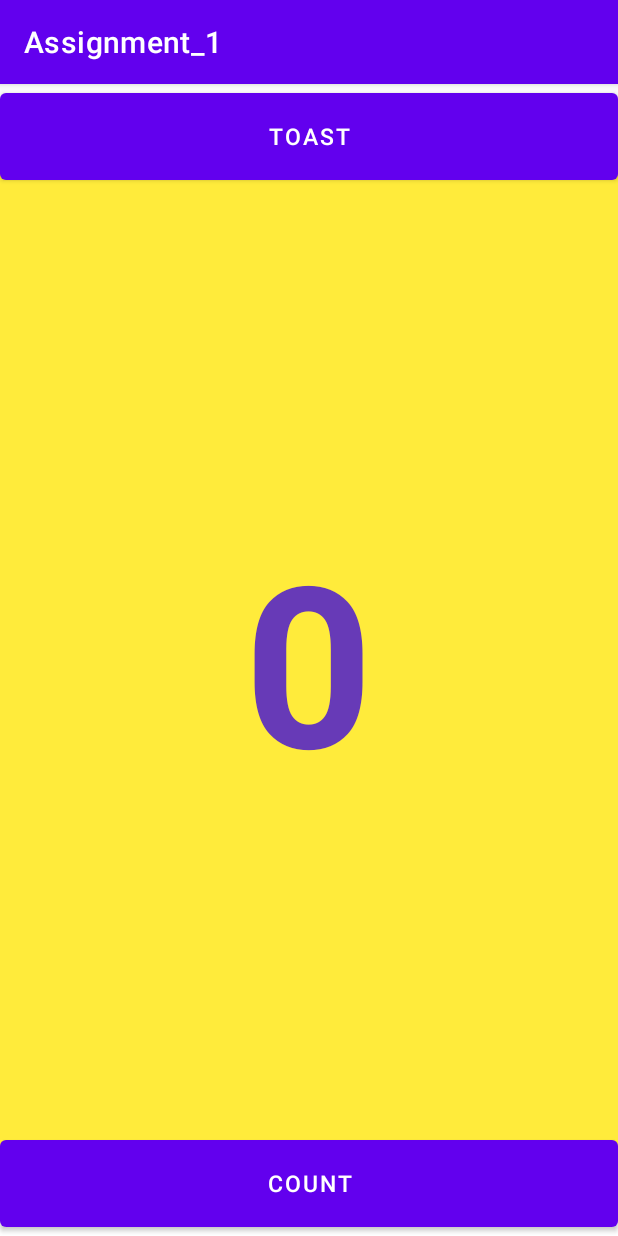
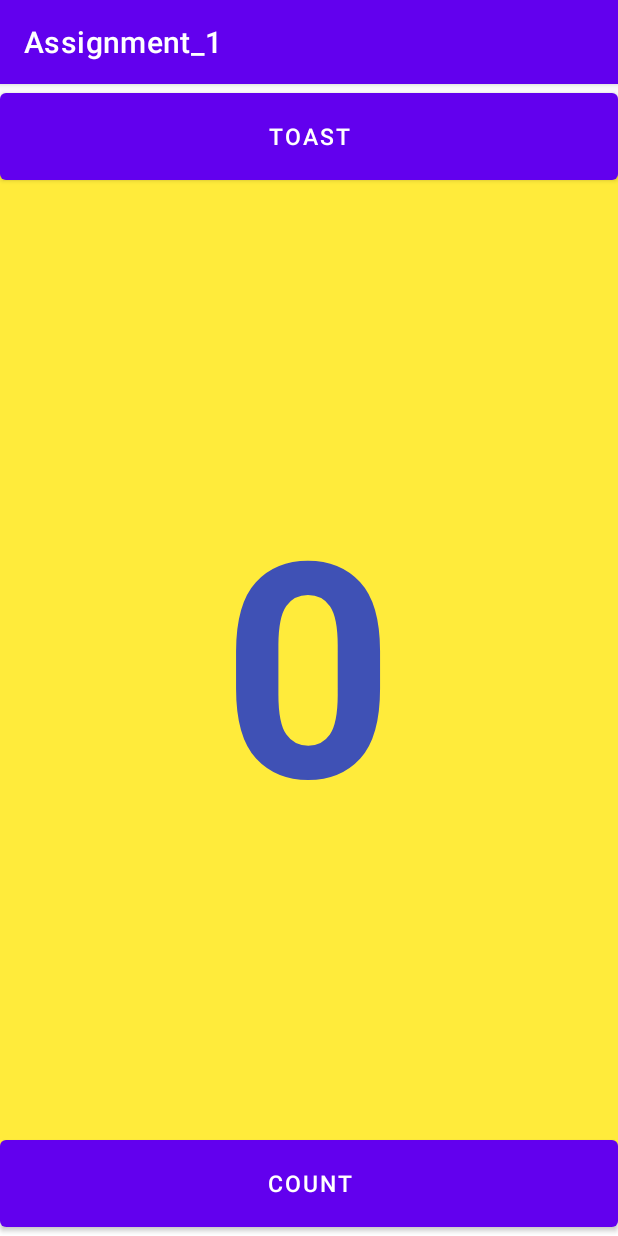
Before and after one commit to imran-24/Android_Assignments, an Android app: the screen it shows after launch (MainActivity), after a tap on "TOAST", on a phone screen of 412 x 824 dp. Run offline under Robolectric (Android 15) with nearby library versions, the phone set to English and light mode, and no system bars.

```diff
--- a/app/src/main/java/com/example/assignment_1/MainActivity.java
+++ b/app/src/main/java/com/example/assignment_1/MainActivity.java
@@ -27,7 +27,7 @@ public class MainActivity extends AppCompatActivity {
         button1.setOnClickListener(new View.OnClickListener() {
             @Override
             public void onClick(View view) {
-                Toast.makeText(MainActivity.this, "Press Count", Toast.LENGTH_SHORT).show();
+                Toast.makeText(MainActivity.this, "Hello Toast!", Toast.LENGTH_SHORT).show();
             }
         });
 
--- a/app/src/main/res/layout/activity_main.xml
+++ b/app/src/main/res/layout/activity_main.xml
@@ -30,8 +30,8 @@
             android:layout_height="wrap_content"
             android:layout_centerInParent="true"
             android:text="@string/number"
-            android:textColor="#673AB7"
-            android:textSize="150sp"
+            android:textColor="#3F51B5"
+            android:textSize="200sp"
             android:textStyle="bold" />
     </RelativeLayout>
 
```
